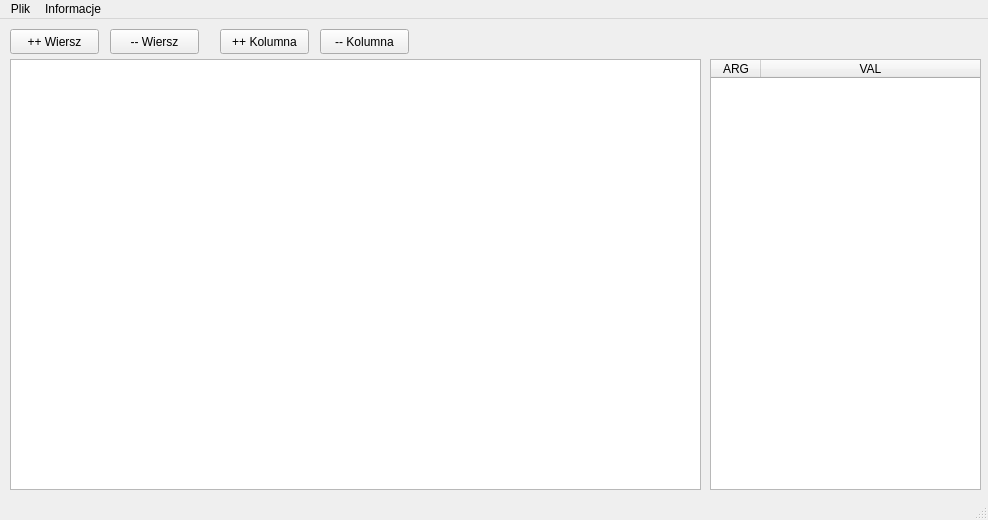
First picture: the form in mainwindow.ui, repository kamil09/EAN_GJ_Cpp, before the edit.
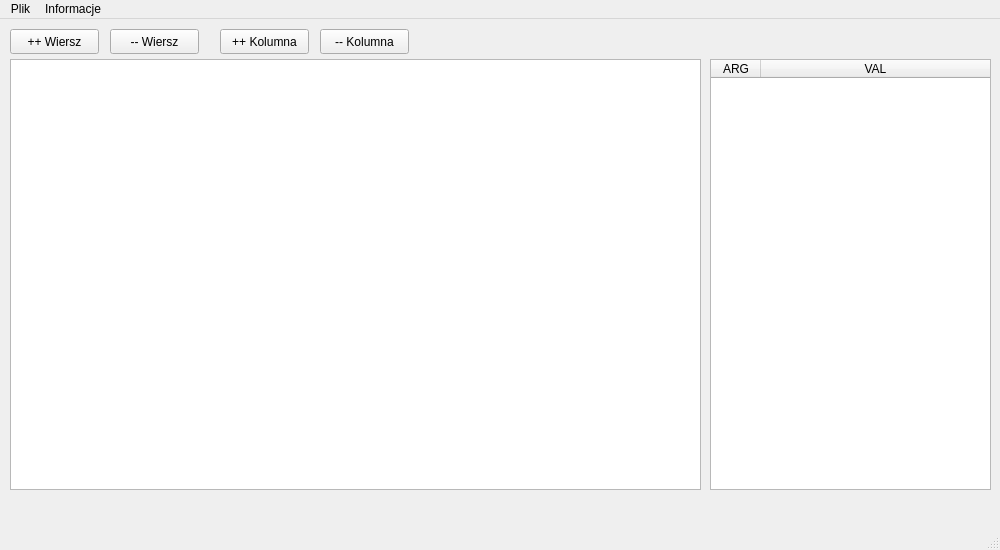
Second picture: the form after the edit.

Diff of the .ui file:
```diff
--- a/mainwindow.ui
+++ b/mainwindow.ui
@@ -9,8 +9,8 @@
    <rect>
     <x>0</x>
     <y>0</y>
-    <width>988</width>
-    <height>520</height>
+    <width>1000</width>
+    <height>550</height>
    </rect>
   </property>
   <property name="sizePolicy">
@@ -19,6 +19,12 @@
     <verstretch>50</verstretch>
    </sizepolicy>
   </property>
+  <property name="minimumSize">
+   <size>
+    <width>1000</width>
+    <height>550</height>
+   </size>
+  </property>
   <property name="windowTitle">
    <string>MainWindow</string>
   </property>
@@ -153,7 +159,7 @@
      <rect>
       <x>710</x>
       <y>40</y>
-      <width>271</width>
+      <width>281</width>
       <height>431</height>
      </rect>
     </property>
@@ -199,6 +205,9 @@
     <attribute name="horizontalHeaderStretchLastSection">
      <bool>true</bool>
     </attribute>
+    <attribute name="verticalHeaderDefaultSectionSize">
+     <number>25</number>
+    </attribute>
     <column>
      <property name="text">
       <string>ARG</string>
@@ -222,7 +231,7 @@
     <rect>
      <x>0</x>
      <y>0</y>
-     <width>988</width>
+     <width>1000</width>
      <height>22</height>
     </rect>
    </property>
```
